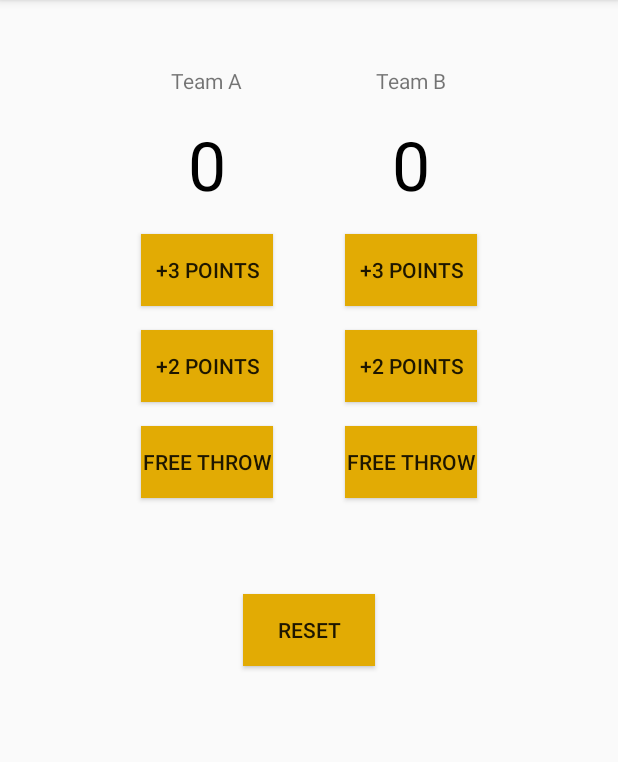
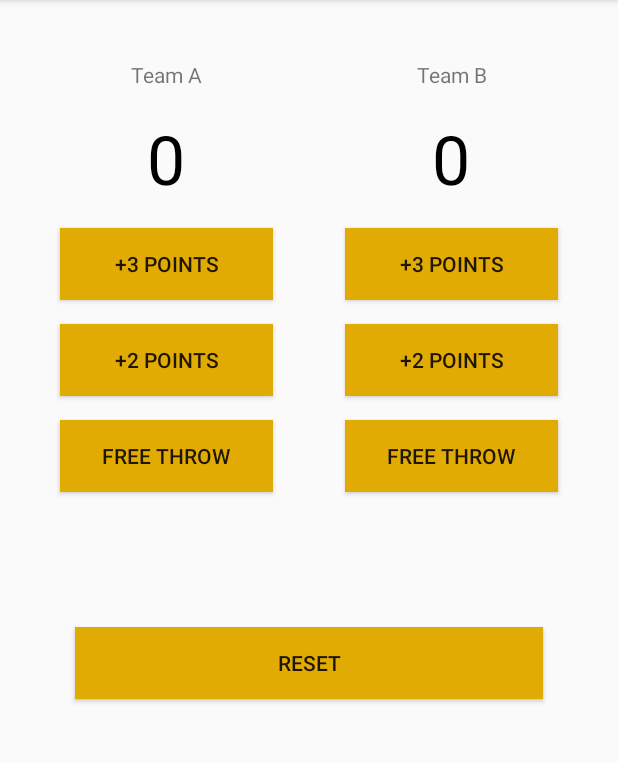
Before and after one commit to Harsh0/android_tuts, an Android app: the screen it shows after launch (MainActivity), on a phone screen of 412 x 824 dp, the part 84-846 px from its top. Run offline under Robolectric (Android 15) with nearby library versions, the light colour scheme and no system bars.

Commit message:
styling changes

```diff
--- a/CourtCounter/app/src/main/res/layout/activity_main.xml
+++ b/CourtCounter/app/src/main/res/layout/activity_main.xml
@@ -8,30 +8,31 @@
     tools:context=".MainActivity">
 
     <LinearLayout
-        android:layout_width="wrap_content"
+        android:layout_width="match_parent"
         android:orientation="horizontal"
         android:layout_gravity="center"
         android:layout_height="wrap_content"
-        android:layout_margin="20dp">
+        android:layout_margin="16dp">
 
         <LinearLayout
-            android:layout_width="wrap_content"
+            android:layout_weight="1"
+            android:layout_width="0dp"
             android:layout_height="wrap_content"
             android:orientation="vertical"
             android:layout_margin="16dp">
             <TextView
-                android:layout_width="wrap_content"
+                android:layout_width="match_parent"
                 android:layout_height="wrap_content"
-                android:layout_gravity="center"
+                android:textAlignment="center"
                 android:layout_margin="8dp"
                 android:text="Team A"/>
             <TextView
                 android:id="@+id/score_team_a"
-                android:layout_width="wrap_content"
+                android:layout_width="match_parent"
                 android:layout_height="wrap_content"
                 android:textSize="45sp"
                 android:layout_margin="8dp"
-                android:layout_gravity="center"
+                android:textAlignment="center"
                 android:textColor="@android:color/black"
                 android:text="0"/>
 
@@ -42,7 +43,7 @@
                 android:layout_margin="8dp"
                 android:onClick="plus3Points"
                 android:background="@color/darkYellow"
-                android:layout_width="wrap_content"
+                android:layout_width="match_parent"
                 android:layout_height="wrap_content" />
             <Button
                 android:id="@+id/plus2_team_a"
@@ -51,7 +52,7 @@
                 android:textAllCaps="true"
                 android:layout_margin="8dp"
                 android:background="@color/darkYellow"
-                android:layout_width="wrap_content"
+                android:layout_width="match_parent"
                 android:layout_height="wrap_content" />
             <Button
                 android:id="@+id/freethrow_team_a"
@@ -60,25 +61,26 @@
                 android:textAllCaps="true"
                 android:layout_margin="8dp"
                 android:background="@color/darkYellow"
-                android:layout_width="wrap_content"
+                android:layout_width="match_parent"
                 android:layout_height="wrap_content" />
 
         </LinearLayout>
         <LinearLayout
-            android:layout_width="wrap_content"
+            android:layout_weight="1"
+            android:layout_width="0dp"
             android:layout_height="wrap_content"
             android:orientation="vertical"
             android:layout_margin="16dp">
             <TextView
-                android:layout_width="wrap_content"
+                android:layout_width="match_parent"
                 android:layout_height="wrap_content"
-                android:layout_gravity="center"
+                android:textAlignment="center"
                 android:layout_margin="8dp"
                 android:text="Team B"/>
             <TextView
                 android:id="@+id/score_team_b"
-                android:layout_gravity="center"
-                android:layout_width="wrap_content"
+                android:textAlignment="center"
+                android:layout_width="match_parent"
                 android:layout_height="wrap_content"
                 android:textSize="45sp"
                 android:layout_margin="8dp"
@@ -91,7 +93,7 @@
                 android:layout_margin="8dp"
                 android:onClick="plus3Points"
                 android:background="@color/darkYellow"
-                android:layout_width="wrap_content"
+                android:layout_width="match_parent"
                 android:layout_height="wrap_content" />
             <Button
                 android:id="@+id/plus2_team_b"
@@ -100,7 +102,7 @@
                 android:textAllCaps="true"
                 android:layout_margin="8dp"
                 android:background="@color/darkYellow"
-                android:layout_width="wrap_content"
+                android:layout_width="match_parent"
                 android:layout_height="wrap_content" />
             <Button
                 android:id="@+id/freethrow_team_b"
@@ -109,7 +111,7 @@
                 android:textAllCaps="true"
                 android:layout_margin="8dp"
                 android:background="@color/darkYellow"
-                android:layout_width="wrap_content"
+                android:layout_width="match_parent"
                 android:layout_height="wrap_content" />
 
         </LinearLayout>
@@ -117,9 +119,9 @@
     <Button
         android:text="RESET"
         android:layout_gravity="center"
-        android:layout_margin="20dp"
+        android:layout_margin="50dp"
         android:background="@color/darkYellow"
-        android:layout_width="wrap_content"
+        android:layout_width="match_parent"
         android:layout_height="wrap_content"
         android:onClick="resetScore"/>
 </LinearLayout>
```
